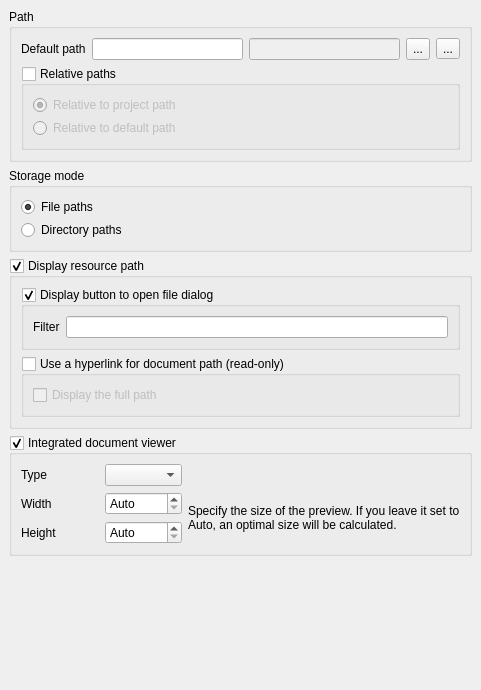
Old version of the form src/ui/editorwidgets/qgsexternalresourceconfigdlg.ui in the repository qgis/QGIS.
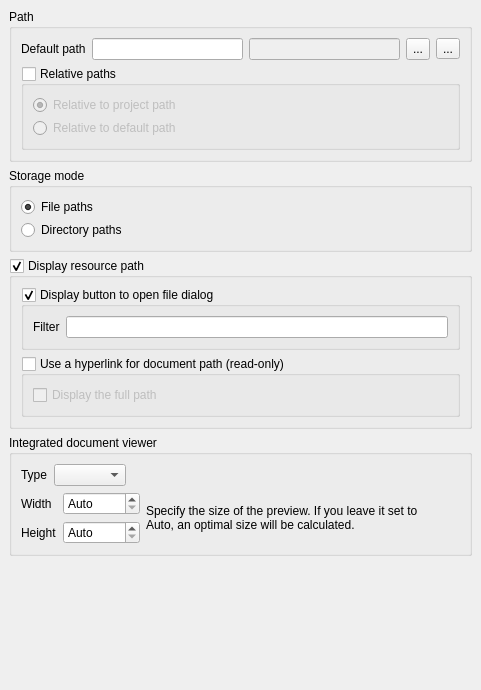
New version of the form. Custom widgets are drawn as their Qt base class.

Commit message:
external resource widget config: use single combobox rather than checkable group box + combobox
this will allow to use a data defined button later on

```diff
--- a/src/ui/editorwidgets/qgsexternalresourceconfigdlg.ui
+++ b/src/ui/editorwidgets/qgsexternalresourceconfigdlg.ui
@@ -45,7 +45,7 @@
       <property name="geometry">
        <rect>
         <x>0</x>
-        <y>0</y>
+        <y>-17</y>
         <width>467</width>
         <height>715</height>
        </rect>
@@ -325,62 +325,9 @@
           <string>Integrated document viewer</string>
          </property>
          <property name="checkable">
-          <bool>true</bool>
+          <bool>false</bool>
          </property>
          <layout class="QGridLayout" name="gridLayout">
-          <item row="2" column="1">
-           <widget class="QLabel" name="label_13">
-            <property name="text">
-             <string>Height</string>
-            </property>
-           </widget>
-          </item>
-          <item row="2" column="2">
-           <widget class="QgsSpinBox" name="mDocumentViewerHeight">
-            <property name="specialValueText">
-             <string>Auto</string>
-            </property>
-            <property name="suffix">
-             <string> px</string>
-            </property>
-            <property name="prefix">
-             <string/>
-            </property>
-            <property name="maximum">
-             <number>10000</number>
-            </property>
-           </widget>
-          </item>
-          <item row="1" column="2">
-           <widget class="QgsSpinBox" name="mDocumentViewerWidth">
-            <property name="specialValueText">
-             <string>Auto</string>
-            </property>
-            <property name="suffix">
-             <string> px</string>
-            </property>
-            <property name="maximum">
-             <number>10000</number>
-            </property>
-           </widget>
-          </item>
-          <item row="1" column="1">
-           <widget class="QLabel" name="label_12">
-            <property name="text">
-             <string>Width</string>
-            </property>
-           </widget>
-          </item>
-          <item row="1" column="3" rowspan="2">
-           <widget class="QLabel" name="label_2">
-            <property name="text">
-             <string>Specify the size of the preview. If you leave it set to Auto, an optimal size will be calculated.</string>
-            </property>
-            <property name="wordWrap">
-             <bool>true</bool>
-            </property>
-           </widget>
-          </item>
           <item row="0" column="1">
            <widget class="QLabel" name="label_3">
             <property name="text">
@@ -391,6 +338,103 @@
           <item row="0" column="2">
            <widget class="QComboBox" name="mDocumentViewerContentComboBox"/>
           </item>
+          <item row="0" column="3">
+           <spacer name="horizontalSpacer">
+            <property name="orientation">
+             <enum>Qt::Horizontal</enum>
+            </property>
+            <property name="sizeHint" stdset="0">
+             <size>
+              <width>40</width>
+              <height>20</height>
+             </size>
+            </property>
+           </spacer>
+          </item>
+          <item row="1" column="1" colspan="3">
+           <widget class="QWidget" name="mDocumentViewerContentSettingsWidget" native="true">
+            <layout class="QGridLayout" name="gridLayout_4">
+             <property name="leftMargin">
+              <number>0</number>
+             </property>
+             <property name="topMargin">
+              <number>0</number>
+             </property>
+             <property name="rightMargin">
+              <number>0</number>
+             </property>
+             <property name="bottomMargin">
+              <number>0</number>
+             </property>
+             <item row="0" column="2" rowspan="2">
+              <widget class="QLabel" name="label_2">
+               <property name="text">
+                <string>Specify the size of the preview. If you leave it set to Auto, an optimal size will be calculated.</string>
+               </property>
+               <property name="wordWrap">
+                <bool>true</bool>
+               </property>
+              </widget>
+             </item>
+             <item row="0" column="0">
+              <widget class="QLabel" name="label_12">
+               <property name="text">
+                <string>Width</string>
+               </property>
+              </widget>
+             </item>
+             <item row="1" column="1">
+              <widget class="QgsSpinBox" name="mDocumentViewerHeight">
+               <property name="specialValueText">
+                <string>Auto</string>
+               </property>
+               <property name="suffix">
+                <string> px</string>
+               </property>
+               <property name="prefix">
+                <string/>
+               </property>
+               <property name="maximum">
+                <number>10000</number>
+               </property>
+              </widget>
+             </item>
+             <item row="0" column="1">
+              <widget class="QgsSpinBox" name="mDocumentViewerWidth">
+               <property name="specialValueText">
+                <string>Auto</string>
+               </property>
+               <property name="suffix">
+                <string> px</string>
+               </property>
+               <property name="maximum">
+                <number>10000</number>
+               </property>
+              </widget>
+             </item>
+             <item row="1" column="0">
+              <widget class="QLabel" name="label_13">
+               <property name="text">
+                <string>Height</string>
+               </property>
+              </widget>
+             </item>
+             <item row="0" column="3">
+              <spacer name="horizontalSpacer_2">
+               <property name="orientation">
+                <enum>Qt::Horizontal</enum>
+               </property>
+               <property name="sizeHint" stdset="0">
+                <size>
+                 <width>40</width>
+                 <height>20</height>
+                </size>
+               </property>
+              </spacer>
+             </item>
+            </layout>
+           </widget>
+          </item>
          </layout>
         </widget>
        </item>
```
Left out of the diff: 4 changed lines with no effect on the pictures. The commit also changes 1 other file.
